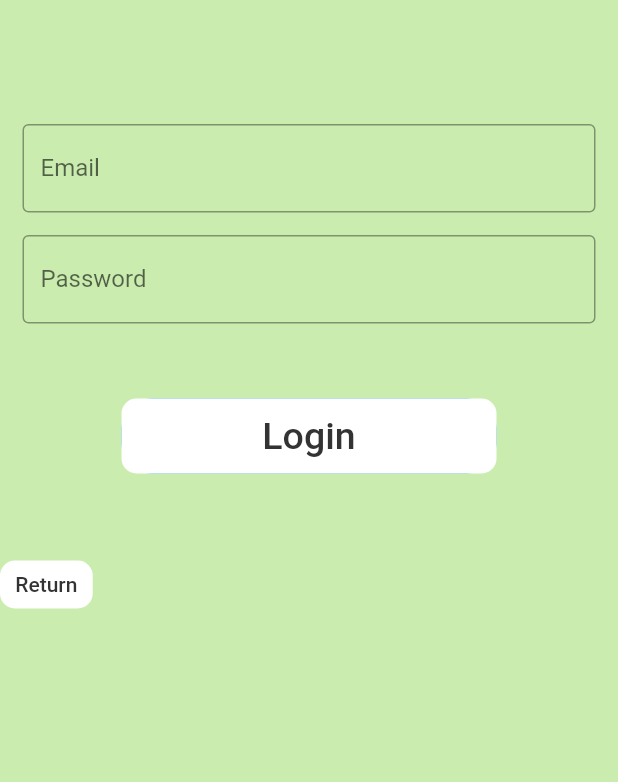
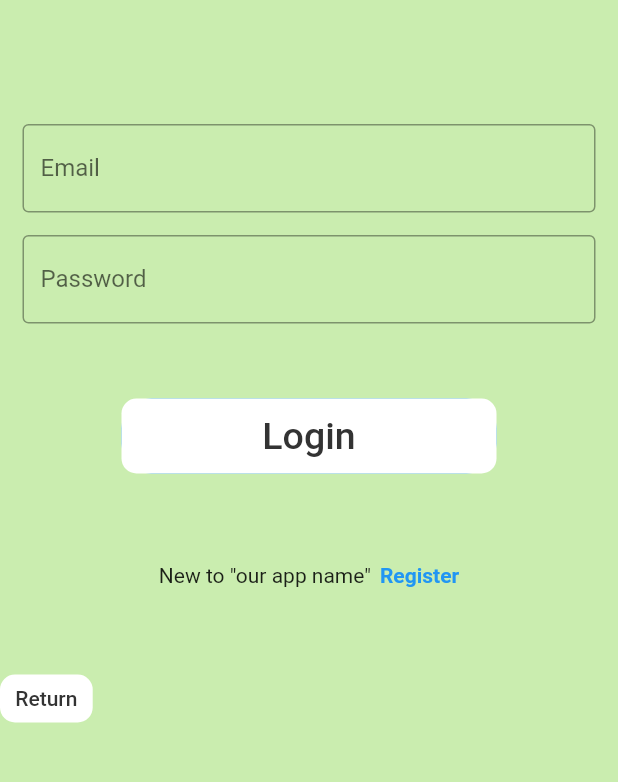
Before and after one commit to EdwinShiu/HackUST-fakeust, a Flutter app: the StartupPage screen opened directly, after a tap on "Sign In", on a phone screen of 412 x 824 dp, the part 410-1192 px from its top. Run offline on Flutter 3.47's test engine with Material 2 defaults, Android fonts, the phone set to English and light mode, and no system bars; our stand-ins replace carousel_slider, cloud_firestore, firebase_auth, firebase_core, firebase_storage, geolocator and 6 more; missing offline and left inert: loading_animations; accounts and stored records are empty; network calls fail.

Commit message:
SIgnUpPage

```diff
--- a/lib/Pages/SignInPage/signinPage.dart
+++ b/lib/Pages/SignInPage/signinPage.dart
@@ -67,7 +67,10 @@ class SigninPage extends StatelessWidget {
 
 class SignInForm extends StatefulWidget {
   @override
-  _SignInForm createState() => _SignInForm();
+  // _SignInForm createState() => _SignInForm();
+  State<StatefulWidget> createState() {
+    return _SignInForm();
+  }
 }
 
 class _SignInForm extends State<SignInForm> {
@@ -153,6 +156,26 @@ class _SignInForm extends State<SignInForm> {
             ),
           ),
         ),
+        SizedBox(height: 60.0),
+        Row(
+          mainAxisAlignment: MainAxisAlignment.center,
+          children: <Widget>[
+            Text('New to "our app name"'),
+            SizedBox(width: 6.0),
+            InkWell(
+              onTap: () {
+                Navigator.of(context).pushNamed('/signup');
+              },
+              child: Text(
+                'Register',
+                style: TextStyle(
+                  color: Colors.blue,
+                  fontWeight: FontWeight.bold,
+                ),
+              ),
+            )
+          ],
+        ),
       ],
     ));
   }
--- a/lib/main.dart
+++ b/lib/main.dart
@@ -1,4 +1,5 @@
 import 'package:flutter/material.dart';
+import 'package:hackust_fakeust/Pages/SignUpPage/signupPage.dart';
 import 'package:hackust_fakeust/models/new_post.dart';
 import 'package:provider/provider.dart';
 import 'package:firebase_core/firebase_core.dart';
@@ -34,7 +35,7 @@ class MyApp extends StatelessWidget {
             headline2: header2TextTheme,
           ),
         ),
-        home: LandingPage(),
+        home: SignupPage(),
         routes: {
           '/signin': (context) => SigninPage(),
           '/landing': (context) => LandingPage(),
```
Also changed, not shown: lib/states/currentUser.dart (+25 -12 lines).
